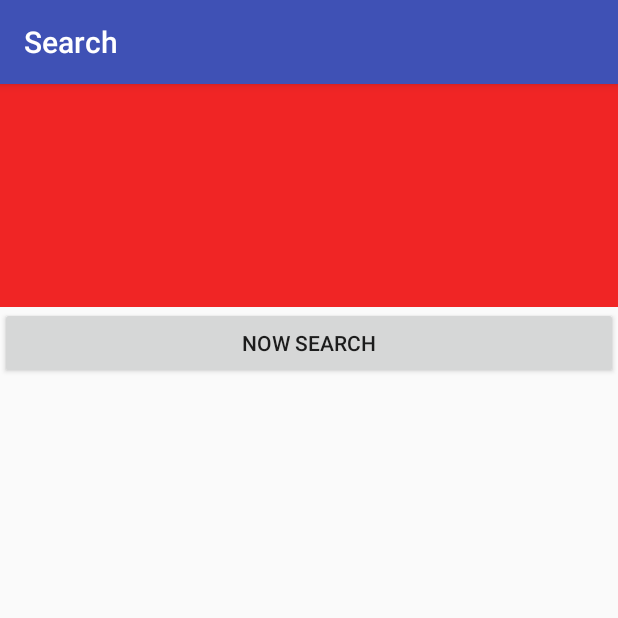
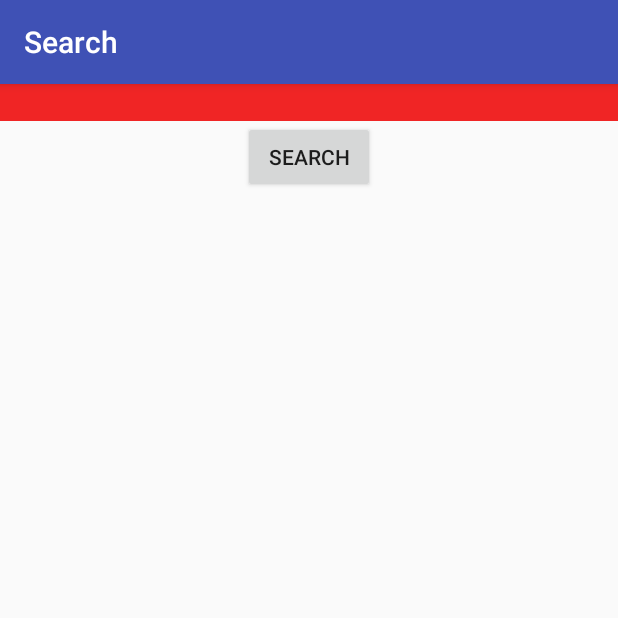
Before and after one commit to rex1100/COMP4020, an Android app: the Search screen opened directly, with no data from a screen before it, on a phone screen of 412 x 824 dp, the top half of it. Run offline under Robolectric (Android 15) with nearby library versions, the phone set to English and light mode, and no system bars.

Commit message:
fixed search

```diff
--- a/testApp1/app/src/main/java/test/eSportsApp/Search.java
+++ b/testApp1/app/src/main/java/test/eSportsApp/Search.java
@@ -47,9 +47,15 @@ public class Search extends AppCompatActivity{
         return false;
     }
 
-    public void onClick(View v){
-        listView.setAdapter(new ArrayAdapter<String>(this,android.R.layout.simple_expandable_list_item_1,getData()));
-        setContentView(listView);
+    public void onSearchClick(View v){
+
+        String[] searchResults = {"League of Legends (Game)", "Patch 6.4 Update", "TSM", "CLG vs. QG Game 3 (Live)"};
+
+        ListView onSearchView = (ListView) findViewById(R.id.listSearchView);
+
+        ArrayAdapter<String> onSearchAdapter= new ArrayAdapter<String>(this, android.R.layout.simple_list_item_1, searchResults);
+
+        onSearchView.setAdapter(onSearchAdapter);
     }
 
     private List<String> getData(){
--- a/testApp1/app/src/main/res/layout/activity_search.xml
+++ b/testApp1/app/src/main/res/layout/activity_search.xml
@@ -8,20 +8,21 @@
         android:layout_width="match_parent"
         android:layout_height="wrap_content"
         android:id="@+id/editText"
-        android:layout_gravity="center_horizontal"
         android:allowUndo="true"
         android:background="#f02525"
-        android:layout_weight="0.41" />
+        android:gravity="center" />
 
     <Button
-        android:layout_width="match_parent"
+        android:layout_width="wrap_content"
         android:layout_height="wrap_content"
-        android:text="Now Search"
-        android:id="@+id/searchButton" />
+        android:text="Search"
+        android:id="@+id/searchButton"
+        android:onClick="onSearchClick"
+        android:layout_gravity="center_horizontal" />
 
     <ListView
         android:layout_width="match_parent"
         android:layout_height="391dp"
-        android:id="@+id/listView" />
+        android:id="@+id/listSearchView" />
 
 </LinearLayout>
```
